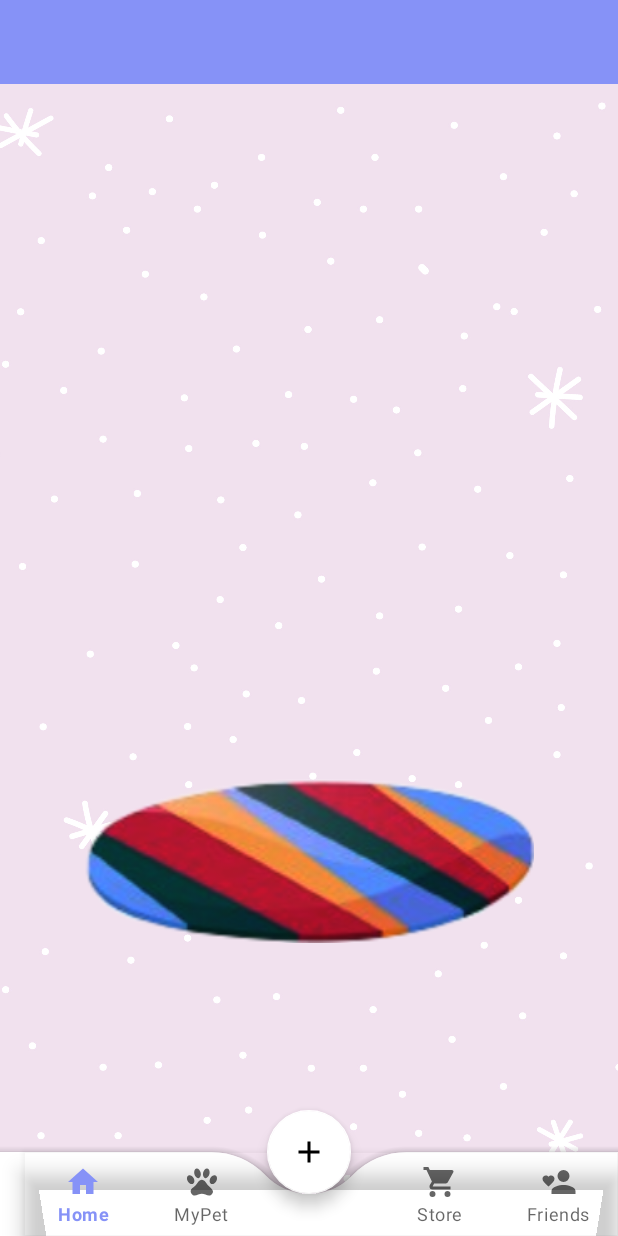
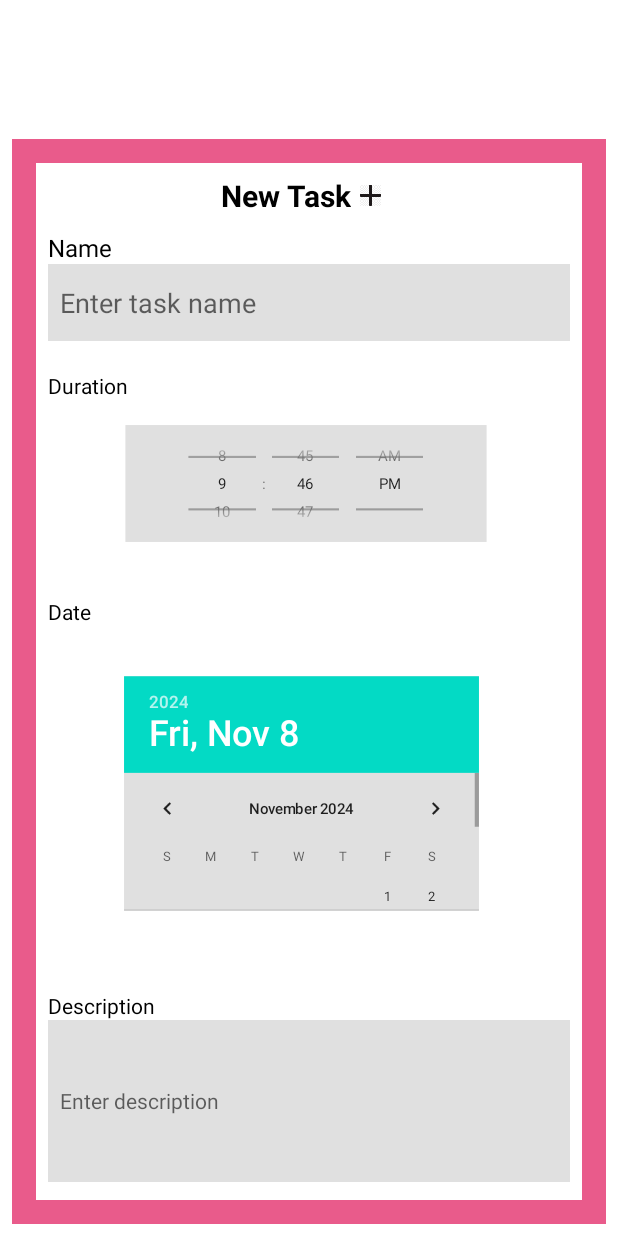
Before and after one commit to sreejaveeraghanta/AniMo, an Android app: the screen it shows after launch (MainActivity before the commit, NewTaskActivity after it), after a tap on an icon or button, on a phone screen of 412 x 824 dp. Run offline under Robolectric (Android 15) with nearby library versions, the phone set to English and light mode, and no system bars; our stand-ins replace navigation-ui.

Commit message:
Added new task activity from Nef and renamed image file

```diff
--- a/AniMo/app/src/main/AndroidManifest.xml
+++ b/AniMo/app/src/main/AndroidManifest.xml
@@ -21,6 +21,7 @@
                 <category android:name="android.intent.category.LAUNCHER" />
             </intent-filter>
         </activity>
+        <activity android:name=".ui.tasks.NewTaskActivity"/>
     </application>
 
 </manifest>
--- a/AniMo/app/src/main/java/AniMo/com/MainActivity.kt
+++ b/AniMo/app/src/main/java/AniMo/com/MainActivity.kt
@@ -5,9 +5,10 @@ import com.google.android.material.bottomnavigation.BottomNavigationView
 import androidx.appcompat.app.AppCompatActivity
 import androidx.navigation.findNavController
 import androidx.navigation.ui.AppBarConfiguration
-import androidx.navigation.ui.setupActionBarWithNavController
 import androidx.navigation.ui.setupWithNavController
 import AniMo.com.databinding.ActivityMainBinding
+import AniMo.com.ui.tasks.NewTaskActivity
+import android.content.Intent
 
 class MainActivity : AppCompatActivity() {
 
@@ -36,6 +37,8 @@ class MainActivity : AppCompatActivity() {
         navView.setupWithNavController(navController)
 
         binding.fab.setOnClickListener {
+            val intent = Intent(this, NewTaskActivity::class.java)
+            startActivity(intent)
             // Handle FAB click
         }
     }
--- /dev/null
+++ b/AniMo/app/src/main/java/AniMo/com/ui/tasks/NewTaskActivity.kt
@@ -0,0 +1,12 @@
+package AniMo.com.ui.tasks
+
+import AniMo.com.R
+import android.os.Bundle
+import androidx.appcompat.app.AppCompatActivity
+
+class NewTaskActivity: AppCompatActivity() {
+    override fun onCreate(savedInstanceState: Bundle?) {
+        super.onCreate(savedInstanceState)
+        setContentView(R.layout.activity_new_task)
+    }
+}
--- /dev/null
+++ b/AniMo/app/src/main/res/layout/activity_new_task.xml
@@ -0,0 +1,130 @@
+<RelativeLayout
+    xmlns:android="http://schemas.android.com/apk/res/android"
+    android:layout_width="match_parent"
+    android:layout_height="match_parent"
+    android:background="#FFFFFF"
+    android:padding="8dp">
+
+
+    <LinearLayout
+        android:id="@+id/borderLayout"
+        android:layout_width="403dp"
+        android:layout_height="723dp"
+        android:layout_alignParentStart="true"
+        android:layout_alignParentBottom="true"
+        android:layout_margin="0dp"
+        android:background="#E95B8B"
+        android:orientation="vertical"
+        android:padding="12dp">
+
+
+        <LinearLayout
+            android:layout_width="match_parent"
+            android:layout_height="wrap_content"
+            android:layout_margin="4dp"
+            android:background="#FFFFFF"
+            android:orientation="vertical"
+            android:padding="8dp">
+
+
+            <LinearLayout
+                android:layout_width="wrap_content"
+                android:layout_height="wrap_content"
+                android:layout_gravity="center"
+                android:gravity="center"
+                android:orientation="horizontal">
+
+                <TextView
+                    android:layout_width="wrap_content"
+                    android:layout_height="wrap_content"
+                    android:text="New Task"
+                    android:textColor="#000000"
+                    android:textSize="20sp"
+                    android:textStyle="bold" />
+
+                <ImageView
+                    android:layout_width="26dp"
+                    android:layout_height="14dp"
+                    android:layout_marginEnd="4dp"
+                    android:src="@drawable/img" />
+            </LinearLayout>
+
+
+            <TextView
+                android:layout_width="wrap_content"
+                android:layout_height="wrap_content"
+                android:layout_marginTop="10dp"
+                android:text="Name"
+                android:textColor="#000000"
+                android:textSize="16sp" />
+
+            <EditText
+                android:id="@+id/etName"
+                android:layout_width="match_parent"
+                android:layout_height="51dp"
+                android:layout_marginBottom="10dp"
+                android:background="#E0E0E0"
+                android:hint="Enter task name"
+                android:padding="8dp" />
+
+
+            <TextView
+                android:layout_width="wrap_content"
+                android:layout_height="wrap_content"
+                android:layout_marginTop="10dp"
+                android:text="Duration"
+                android:textColor="#000000"
+                android:textSize="14sp" />
+
+            <TimePicker
+                android:id="@+id/timePicker"
+                android:layout_width="344dp"
+                android:layout_height="111dp"
+                android:layout_marginBottom="10dp"
+                android:background="#E0E0E0"
+                android:scaleX="0.7"
+                android:scaleY="0.7"
+                android:timePickerMode="spinner" />
+
+
+            <TextView
+                android:layout_width="wrap_content"
+                android:layout_height="wrap_content"
+                android:layout_marginTop="10dp"
+                android:text="Date"
+                android:textColor="#000000"
+                android:textSize="14sp" />
+
+            <DatePicker
+                android:id="@+id/datePicker"
+                android:layout_width="338dp"
+                android:layout_height="223dp"
+                android:layout_marginBottom="10dp"
+                android:background="#E0E0E0"
+                android:calendarViewShown="true"
+                android:scaleX="0.7"
+                android:scaleY="0.7" />
+
+
+            <TextView
+                android:layout_width="wrap_content"
+                android:layout_height="wrap_content"
+                android:layout_marginTop="10dp"
+                android:text="Description"
+                android:textColor="#000000"
+                android:textSize="14sp" />
+
+            <EditText
+                android:id="@+id/etDescription"
+                android:layout_width="match_parent"
+                android:layout_height="108dp"
+                android:layout_marginBottom="10dp"
+                android:background="#E0E0E0"
+                android:hint="Enter description"
+                android:minHeight="80dp"
+                android:padding="8dp"
+                android:textSize="14sp" />
+
+        </LinearLayout>
+    </LinearLayout>
+</RelativeLayout>
```
Also changed, not shown: AniMo/app/src/main/res/drawable/img.png (added), AniMo/app/src/main/res/drawable/summer_holidays.png (renamed from AniMo/app/src/main/res/drawable/summer-holidays.png).
